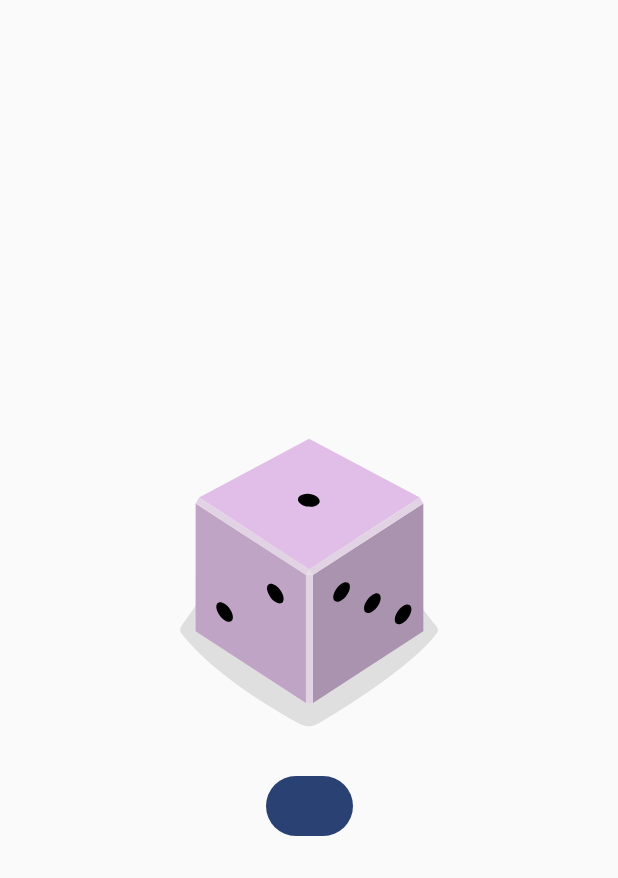
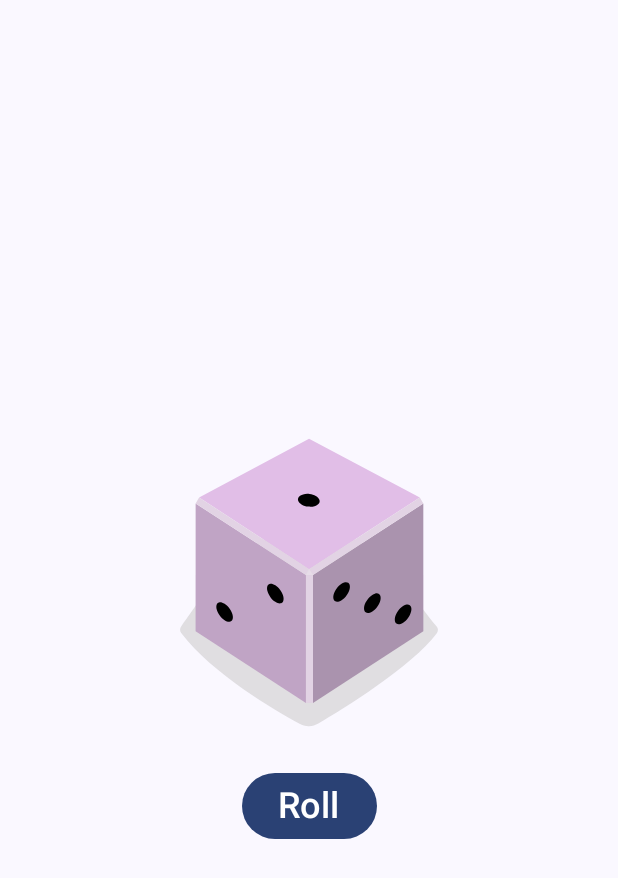
Before and after one commit to Constdesire/Dice-_roller2.0, an Android app built with Jetpack Compose: the screen it shows after launch (MainActivity), on a phone screen of 412 x 824 dp. Shown: the top 878 px of the screen. Run offline under Robolectric (Android 15) with nearby library versions, the phone set to English and light mode, and no system bars.

Commit message:
Add files via upload

```diff
--- a/app/src/main/java/com/example/diceroller/MainActivity.kt
+++ b/app/src/main/java/com/example/diceroller/MainActivity.kt
@@ -10,7 +10,6 @@ import androidx.compose.foundation.layout.Spacer
 import androidx.compose.foundation.layout.fillMaxSize
 import androidx.compose.foundation.layout.height
 import androidx.compose.foundation.layout.wrapContentSize
-import androidx.compose.material3.Button
 import androidx.compose.material3.MaterialTheme
 import androidx.compose.material3.Surface
 import androidx.compose.material3.Text
@@ -27,13 +26,19 @@ import androidx.compose.ui.tooling.preview.Preview
 import androidx.compose.ui.unit.dp
 import androidx.compose.ui.unit.sp
 import com.example.diceroller.ui.theme.DiceRollerTheme
+import androidx.compose.material3.Button as Button
 
 class MainActivity : ComponentActivity() {
     override fun onCreate(savedInstanceState: Bundle?) {
         super.onCreate(savedInstanceState)
         setContent {
             DiceRollerTheme {
-                DiceRollerApp()
+                Surface(
+                    modifier = Modifier.fillMaxSize(),
+                    color = MaterialTheme.colorScheme.background
+                ) {
+                    DiceRollerApp()
+                }
             }
         }
     }
@@ -44,7 +49,8 @@ class MainActivity : ComponentActivity() {
 fun DiceRollerApp() {
     DiceWithButtonAndImage(modifier = Modifier
         .fillMaxSize()
-        .wrapContentSize(Alignment.Center))
+        .wrapContentSize(Alignment.Center)
+    )
 }
 
 @Composable
@@ -60,10 +66,11 @@ fun DiceWithButtonAndImage(modifier: Modifier = Modifier) {
     }
     Column(modifier = modifier, horizontalAlignment = Alignment.CenterHorizontally) {
         Image(painter = painterResource(imageResource), contentDescription = result.toString())
+
         Button(
             onClick = { result = (1..6).random() },
         ) {
-            Text(stringResource(R.string.roll), fontSize = 24.sp)
+            Text(text = stringResource(R.string.roll), fontSize = 24.sp)
         }
     }
 }
--- a/app/src/main/res/values/strings.xml
+++ b/app/src/main/res/values/strings.xml
@@ -1,4 +1,5 @@
 <resources>
     <string name="app_name">Dice roller</string>
-    <string name="roll" />
+    <string name="roll" >Roll</string>
+
 </resources>
```
Also changed, not shown: app/src/main/AndroidManifest.xml (line endings or trailing spaces), gradle/wrapper/gradle-wrapper.properties, 2 other files.
